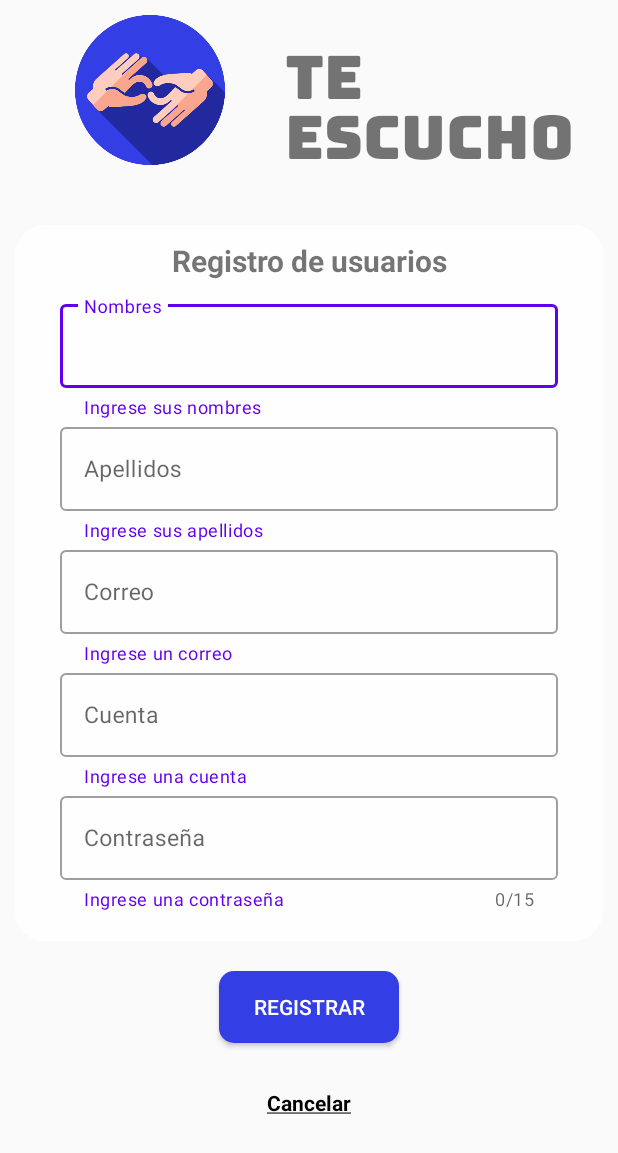
After one commit to DanDelac/Proyecto, an Android app: the Register screen opened directly, with no data from a screen before it, on a phone screen of 412 x 824 dp. The commit adds this screen. Shown: the top 1153 px of the screen. Run offline under Robolectric (Android 15) with nearby library versions, the phone set to English and light mode, and no system bars; 1 statement that could not run was skipped.

Commit message:
Interfaces

```diff
--- a/app/build.gradle
+++ b/app/build.gradle
@@ -3,8 +3,8 @@ plugins {
 }
 
 android {
-    compileSdkVersion 33
-    buildToolsVersion "33.0.2"
+    compileSdkVersion 32
+    buildToolsVersion '30.0.2'
 
     defaultConfig {
         applicationId "com.example.proyecto"
--- a/app/src/main/java/com/example/proyecto/MainActivity.java
+++ b/app/src/main/java/com/example/proyecto/MainActivity.java
@@ -29,7 +29,7 @@ public class MainActivity extends AppCompatActivity {
                 R.id.navigation_home, R.id.navigation_dashboard, R.id.navigation_notifications)
                 .build();
         NavController navController = Navigation.findNavController(this, R.id.nav_host_fragment_activity_main);
-        NavigationUI.setupActionBarWithNavController(this, navController, appBarConfiguration);
+        //NavigationUI.setupActionBarWithNavController(this, navController, appBarConfiguration);
         NavigationUI.setupWithNavController(binding.navView, navController);
     }
 
--- /dev/null
+++ b/app/src/main/java/com/example/proyecto/ui/Register/Register.java
@@ -0,0 +1,70 @@
+package com.example.proyecto.ui.Register;
+
+import android.app.AlertDialog;
+import android.content.DialogInterface;
+import android.content.Intent;
+import android.support.design.widget.TextInputEditText;
+import android.support.v7.app.AppCompatActivity;
+import android.os.Bundle;
+import android.view.View;
+import android.widget.Button;
+import android.widget.TextView;
+
+import com.example.proyecto.R;
+import com.example.proyecto.ui.login.Login;
+
+public class Register extends AppCompatActivity {
+    TextInputEditText edtNombre, edtApellidos, edtCorreo, edtCuenta, edtContra;
+    Button btnRegistrar;
+    TextView txtCancelar;
+
+    @Override
+    protected void onCreate(Bundle savedInstanceState) {
+        super.onCreate(savedInstanceState);
+        setContentView(R.layout.activity_register);
+
+        edtNombre = findViewById(R.id.edtReNames);
+        edtApellidos = findViewById(R.id.edtReLastName);
+        edtCorreo = findViewById(R.id.edtReEmail);
+        edtCuenta = findViewById(R.id.edtReAccount);
+        edtContra = findViewById(R.id.edtRePassword);
+
+        txtCancelar = findViewById(R.id.txtReCancelar);
+
+
+        btnRegistrar.setOnClickListener(new View.OnClickListener() {
+            @Override
+            public void onClick(View view) {
+                dialogAcept();
+            }
+        });
+        txtCancelar.setOnClickListener(new View.OnClickListener() {
+            @Override
+            public void onClick(View view) {
+                irLogin();
+            }
+        });
+    }
+
+    private void irLogin() {
+        Intent i = new Intent(Register.this, Login.class);
+        startActivity(i);
+    }
+
+    private void dialogAcept() {
+        AlertDialog.Builder builder = new AlertDialog.Builder(this);
+        builder.setMessage("¿Desea registrar esta cuenta?")
+                .setPositiveButton("Si", new DialogInterface.OnClickListener() {
+                    @Override
+                    public void onClick(DialogInterface dialogInterface, int i) {
+                        //registrarnuevo();
+                    }})
+                .setNegativeButton("No", new DialogInterface.OnClickListener() {
+                    @Override
+                    public void onClick(DialogInterface dialogInterface, int i) {
+                        dialogInterface.cancel();
+                    }
+                });
+        builder.show();
+    }
+}
--- /dev/null
+++ b/app/src/main/res/drawable/bg.xml
@@ -0,0 +1,6 @@
+<?xml version="1.0" encoding="utf-8"?>
+<shape xmlns:android="http://schemas.android.com/apk/res/android">
+    <solid android:color="#343EE5"/>
+    <corners android:radius="500dp"/>
+
+</shape>
--- /dev/null
+++ b/app/src/main/res/drawable/efredbuttons.xml
@@ -0,0 +1,9 @@
+<?xml version="1.0" encoding="utf-8"?>
+<shape xmlns:android="http://schemas.android.com/apk/res/android">
+    <solid
+        android:color="#343EE5"
+        ></solid>
+    <corners
+        android:radius="10dp"
+        ></corners>
+</shape>
--- /dev/null
+++ b/app/src/main/res/drawable/efredformulario.xml
@@ -0,0 +1,9 @@
+<?xml version="1.0" encoding="utf-8"?>
+<shape xmlns:android="http://schemas.android.com/apk/res/android">
+    <solid
+        android:color="#E0FFFFFF"
+        ></solid>
+    <corners
+        android:radius="20dp"
+        ></corners>
+</shape>
--- /dev/null
+++ b/app/src/main/res/layout/activity_register.xml
@@ -0,0 +1,168 @@
+<?xml version="1.0" encoding="utf-8"?>
+<LinearLayout xmlns:android="http://schemas.android.com/apk/res/android"
+    xmlns:app="http://schemas.android.com/apk/res-auto"
+    xmlns:tools="http://schemas.android.com/tools"
+    android:layout_width="match_parent"
+    android:layout_height="match_parent"
+    android:orientation="vertical"
+    tools:context=".ui.Register.Register">
+
+    <LinearLayout
+        android:layout_width="match_parent"
+        android:layout_height="150dp"
+        android:orientation="horizontal"
+        android:layout_marginHorizontal="10dp">
+
+        <ImageView
+            android:layout_width="100dp"
+            android:layout_height="100dp"
+            android:layout_marginVertical="10dp"
+            android:layout_marginLeft="40dp"
+            android:src="@drawable/logols"></ImageView>
+
+        <TextView
+            android:id="@+id/app_name"
+            android:layout_width="wrap_content"
+            android:layout_height="wrap_content"
+            android:text="@string/txtappname"
+            android:fontFamily="@font/bungee"
+            android:textSize="40sp"
+            android:layout_marginLeft="40dp"/>
+    </LinearLayout>
+
+
+    <LinearLayout
+        android:layout_width="match_parent"
+        android:layout_height="wrap_content"
+        android:layout_marginHorizontal="10dp"
+        android:background="@drawable/efredformulario"
+        android:orientation="vertical">
+
+        <TextView
+            android:layout_width="match_parent"
+            android:layout_height="wrap_content"
+            android:layout_marginVertical="10dp"
+            android:text="@string/RGRegister"
+            android:textAlignment="center"
+            android:textStyle="bold"
+            android:textSize="20dp"></TextView>
+
+        <LinearLayout
+            android:layout_width="match_parent"
+            android:layout_height="wrap_content"
+            android:layout_marginHorizontal="30dp"
+            android:layout_marginBottom="20dp"
+            android:orientation="vertical">
+
+
+            <android.support.design.widget.TextInputLayout
+                style="@style/Widget.MaterialComponents.TextInputLayout.OutlinedBox"
+                android:layout_width="match_parent"
+                android:layout_height="wrap_content"
+                app:helperText="@string/RGtxtNames"
+                app:helperTextTextColor="@color/purple_500">
+
+                <android.support.design.widget.TextInputEditText
+                    android:id="@+id/edtReNames"
+                    android:layout_width="match_parent"
+                    android:layout_height="wrap_content"
+                    android:cursorVisible="true"
+                    android:hint="@string/RGedtNames"
+                    android:textSize="15dp"></android.support.design.widget.TextInputEditText>
+            </android.support.design.widget.TextInputLayout>
+
+            <android.support.design.widget.TextInputLayout
+                style="@style/Widget.MaterialComponents.TextInputLayout.OutlinedBox"
+                android:layout_width="match_parent"
+                android:layout_height="wrap_content"
+                app:helperText="@string/RGtxtLastName"
+                app:helperTextTextColor="@color/purple_500">
+
+                <android.support.design.widget.TextInputEditText
+                    android:id="@+id/edtReLastName"
+                    android:layout_width="match_parent"
+                    android:layout_height="wrap_content"
+                    android:cursorVisible="true"
+                    android:hint="@string/RGedtLastName"
+                    android:textSize="15dp"></android.support.design.widget.TextInputEditText>
+            </android.support.design.widget.TextInputLayout>
+
+
+            <android.support.design.widget.TextInputLayout
+                style="@style/Widget.MaterialComponents.TextInputLayout.OutlinedBox"
+                android:layout_width="match_parent"
+                android:layout_height="wrap_content"
+                app:helperText="@string/RGtxtEmail"
+                app:helperTextTextColor="@color/purple_500">
+
+                <android.support.design.widget.TextInputEditText
+                    android:id="@+id/edtReEmail"
+                    android:layout_width="match_parent"
+                    android:layout_height="wrap_content"
+                    android:cursorVisible="true"
+                    android:hint="@string/RGedtEmail"
+                    android:inputType="textEmailAddress"
+                    android:textSize="15dp"></android.support.design.widget.TextInputEditText>
+            </android.support.design.widget.TextInputLayout>
+
+            <android.support.design.widget.TextInputLayout
+                style="@style/Widget.MaterialComponents.TextInputLayout.OutlinedBox"
+                android:layout_width="match_parent"
+                android:layout_height="wrap_content"
+                app:helperText="@string/RGtxtAccount"
+                app:helperTextTextColor="@color/purple_500">
+
+                <android.support.design.widget.TextInputEditText
+                    android:id="@+id/edtReAccount"
+                    android:layout_width="match_parent"
+                    android:layout_height="wrap_content"
+                    android:cursorVisible="true"
+                    android:hint="@string/RGedtAccount"
+                    android:inputType="textEmailAddress"
+                    android:textSize="15dp"/>
+            </android.support.design.widget.TextInputLayout>
+
+            <android.support.design.widget.TextInputLayout
+                style="@style/Widget.MaterialComponents.TextInputLayout.OutlinedBox"
+                android:layout_width="match_parent"
+                android:layout_height="wrap_content"
+                app:counterEnabled="true"
+                app:counterMaxLength="15"
+                app:helperText="@string/RGtxtPassword"
+                app:helperTextTextColor="@color/purple_500">
+
+                <android.support.design.widget.TextInputEditText
+                    android:id="@+id/edtRePassword"
+                    android:layout_width="match_parent"
+                    android:layout_height="wrap_content"
+                    android:cursorVisible="true"
+                    android:hint="@string/RGedtPassword"
+                    android:inputType="textPassword"
+                    android:maxLength="15"
+                    android:textSize="15dp"></android.support.design.widget.TextInputEditText>
+            </android.support.design.widget.TextInputLayout>
+        </LinearLayout>
+
+    </LinearLayout>
+
+    <Button
+        android:id="@+id/btnReRegistrar"
+        android:layout_width="120dp"
+        android:layout_height="wrap_content"
+        android:layout_gravity="center"
+        android:layout_marginVertical="20dp"
+        android:background="@drawable/efredbuttons"
+        android:text="@string/RGbtn"
+        android:textColor="@color/white"></Button>
+
+    <TextView
+        android:id="@+id/txtReCancelar"
+        android:layout_width="wrap_content"
+        android:layout_height="wrap_content"
+        android:layout_gravity="center"
+        android:layout_marginVertical="10dp"
+        android:text="@string/RGtxtcancel"
+        android:textColor="@color/black"
+        android:textStyle="bold"></TextView>
+
+</LinearLayout>
--- a/app/src/main/res/values-night/themes.xml
+++ b/app/src/main/res/values-night/themes.xml
@@ -1,6 +1,6 @@
 <resources xmlns:tools="http://schemas.android.com/tools">
     <!-- Base application theme. -->
-    <style name="Theme.Proyecto" parent="Theme.AppCompat.Light.DarkActionBar">
+    <style name="Theme.Proyecto" parent="Theme.AppCompat.Light.NoActionBar">
         <!-- Primary brand color. -->
         <item name="colorPrimary">@color/purple_200</item>
         <item name="colorPrimaryDark">@color/purple_700</item>
--- a/app/src/main/res/values/strings.xml
+++ b/app/src/main/res/values/strings.xml
@@ -3,4 +3,27 @@
     <string name="title_home">Home</string>
     <string name="title_dashboard">Dashboard</string>
     <string name="title_notifications">Notifications</string>
+    <string name="msgwelcome">Hello there, Welcome</string>
+    <string name="logUser">Ingrese su usuario</string>
+    <string name="logedtUser">Usuario</string>
+    <string name="logPass">Ingrese su contraseña</string>
+    <string name="logedtPass">Contraseña</string>
+    <string name="txtappname">Te escucho</string>
+    <string name="logBtn">Iniciar Sesión</string>
+    <string name="logRegist"><u>Registrarse</u></string>
+    <string name="txtlogRecovP"><u>¿Olvidaste tu contraseña?</u></string>
+    <string name="RGRegister">Registro de usuarios</string>
+    <string name="RGtxtNames">Ingrese sus nombres</string>
+    <string name="RGedtNames">Nombres</string>
+    <string name="RGtxtLastName">Ingrese sus apellidos</string>
+    <string name="RGedtLastName">Apellidos</string>
+    <string name="RGtxtEmail">Ingrese un correo</string>
+    <string name="RGedtEmail">Correo</string>
+    <string name="RGtxtPassword">Ingrese una contraseña</string>
+    <string name="RGedtPassword">Contraseña</string>
+    <string name="RGtxtAccount">Ingrese una cuenta</string>
+    <string name="RGedtAccount">Cuenta</string>
+    <string name="RGbtn">Registrar</string>
+    <string name="RGtxtcancel"><u>Cancelar</u></string>
+
 </resources>
--- a/app/src/main/res/values/themes.xml
+++ b/app/src/main/res/values/themes.xml
@@ -1,6 +1,6 @@
 <resources xmlns:tools="http://schemas.android.com/tools">
     <!-- Base application theme. -->
-    <style name="Theme.Proyecto" parent="Theme.AppCompat.Light.DarkActionBar">
+    <style name="Theme.Proyecto" parent="Theme.AppCompat.Light.NoActionBar">
         <!-- Primary brand color. -->
         <item name="colorPrimary">@color/purple_500</item>
         <item name="colorPrimaryDark">@color/purple_700</item>
```
Also changed, not shown: app/src/main/AndroidManifest.xml (+9 -2 lines), app/src/main/java/com/example/proyecto/ui/RecoverPass/RecoverPass.java (added, +15 -0 lines), app/src/main/java/com/example/proyecto/ui/Splash/Splash.java (added, +31 -0 lines), app/src/main/java/com/example/proyecto/ui/login/Login.java (added, +57 -0 lines), app/src/main/res/layout/activity_login.xml (added, +114 -0 lines), app/src/main/res/layout/activity_recover_pass.xml (added, +9 -0 lines), app/src/main/res/layout/activity_splash.xml (added, +33 -0 lines), app/src/main/res/xml/activity_splash_scene.xml (added, +82 -0 lines), app/src/main/res/drawable/logols.png (added), app/src/main/res/font/bungee.ttf (added).
